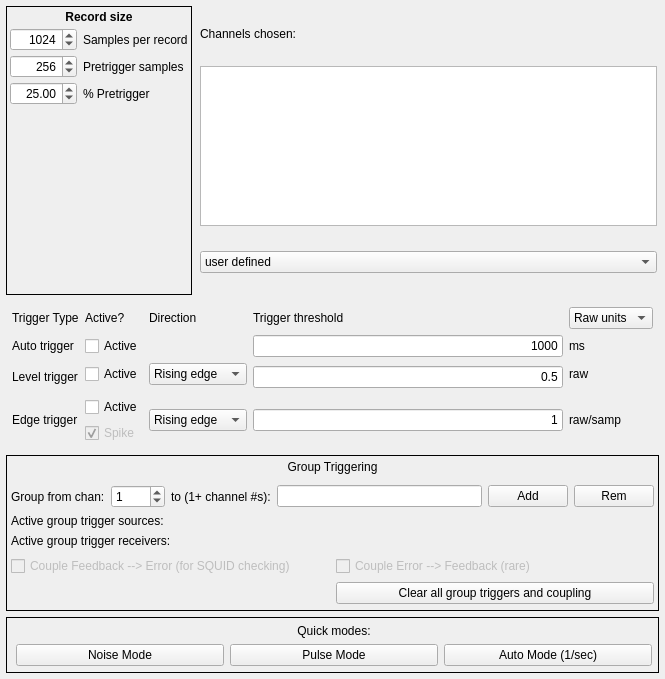
The window that dastardcommander/ui/trigger_config.ui (usnistgov/dastardcommander) describes before a commit, drawn with Qt 5.
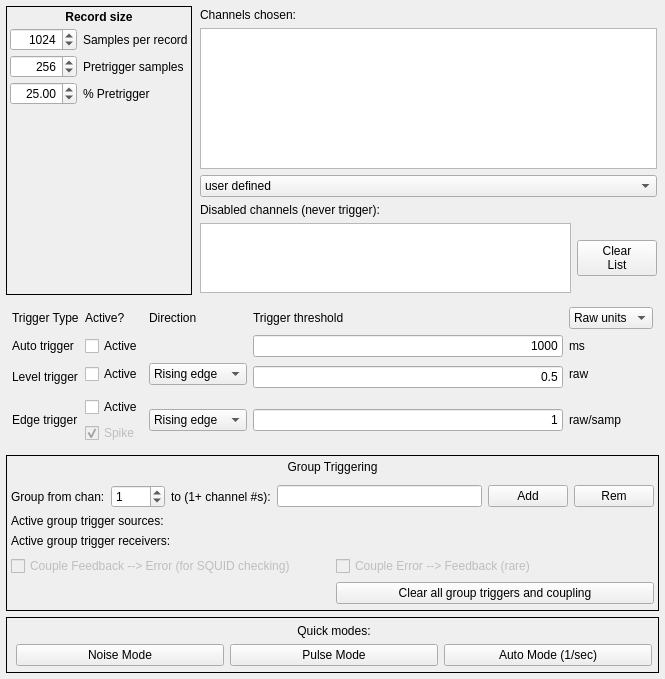
The same window after the commit.

Commit message: Add GUI to display and clear disabled list

Patch:
```diff
--- a/dastardcommander/ui/trigger_config.ui
+++ b/dastardcommander/ui/trigger_config.ui
@@ -265,6 +265,50 @@
          </item>
         </widget>
        </item>
+       <item>
+        <widget class="QLabel" name="disable_label">
+         <property name="text">
+          <string>Disabled channels (never trigger):</string>
+         </property>
+        </widget>
+       </item>
+       <item>
+        <layout class="QHBoxLayout" name="disabledLayout">
+         <item>
+          <widget class="QPlainTextEdit" name="disabledTextEdit">
+           <property name="sizePolicy">
+            <sizepolicy hsizetype="Expanding" vsizetype="Preferred">
+             <horstretch>0</horstretch>
+             <verstretch>0</verstretch>
+            </sizepolicy>
+           </property>
+           <property name="baseSize">
+            <size>
+             <width>0</width>
+             <height>20</height>
+            </size>
+           </property>
+           <property name="toolTip">
+            <string>Channels not allowed to trigger (toggle single channels in Observe tab)</string>
+           </property>
+           <property name="readOnly">
+            <bool>true</bool>
+           </property>
+          </widget>
+         </item>
+         <item>
+          <widget class="QPushButton" name="clearDisabledButton">
+           <property name="toolTip">
+            <string>Clear the list of disabled channels</string>
+           </property>
+           <property name="text">
+            <string>Clear
+List</string>
+           </property>
+          </widget>
+         </item>
+        </layout>
+       </item>
       </layout>
      </item>
     </layout>
```
The commit also changes 2 other files.
